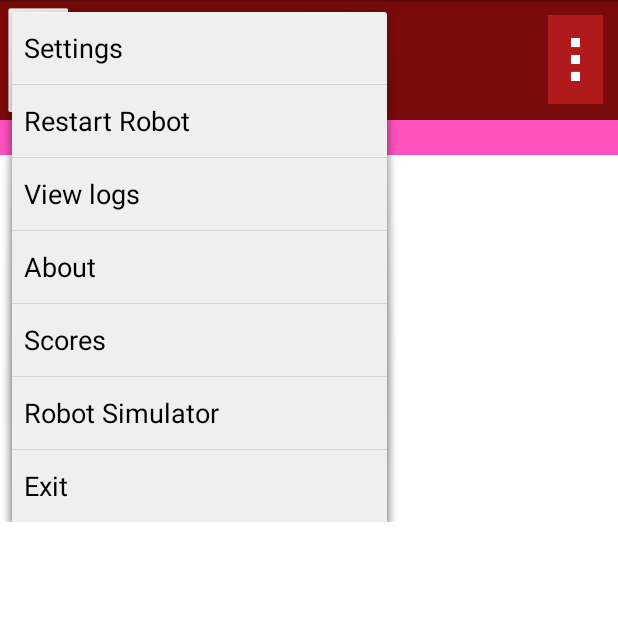
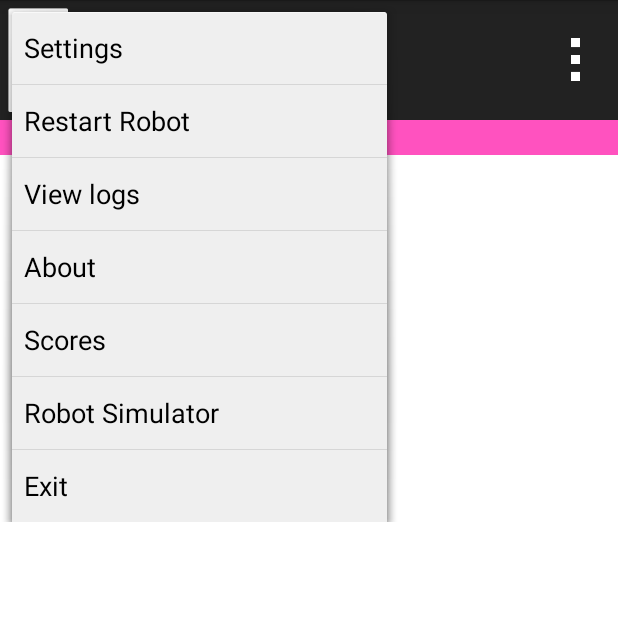
Before and after one commit to GoldfishPi/Riven, an Android app: the screen it shows after launch (FtcRobotControllerActivity), after a tap on "menu_buttons", on a phone screen of 412 x 824 dp, the top half of it. Run offline under Robolectric (Android 15) with nearby library versions, the phone set to English and light mode, and no system bars; libraries missing offline, so code that uses them is left out: com.qualcomm.robotcore; 14 statements that could not run were skipped.

```diff
--- a/FtcRobotController/src/main/java/com/qualcomm/ftcrobotcontroller/opmodes/customops/TeleOp/DriverOp.java
+++ b/FtcRobotController/src/main/java/com/qualcomm/ftcrobotcontroller/opmodes/customops/TeleOp/DriverOp.java
@@ -144,7 +144,7 @@ public class DriverOp extends OpMode {
 
 
 
-    public void controllerOne()//Living organism velocitys extender and phasing oscillation neutralizing neon elliptical yielder
+    public void controllerOne()//Living organism velocitys extender and phasing oscillation neutralizingsu   elliptical yielder
     {
 
 
--- a/FtcRobotController/src/main/res/layout/activity_ftc_controller.xml
+++ b/FtcRobotController/src/main/res/layout/activity_ftc_controller.xml
@@ -45,7 +45,7 @@ OF THIS SOFTWARE, EVEN IF ADVISED OF THE POSSIBILITY OF SUCH DAMAGE.
     android:id="@+id/top_bar"
     android:layout_width="fill_parent"
     android:layout_height="80dp"
-    android:background="#7b0b0b">
+    android:background="@color/grey">
     <ImageView
       android:id="@+id/robotIcon"
       android:layout_width="40dp"
@@ -73,7 +73,7 @@ OF THIS SOFTWARE, EVEN IF ADVISED OF THE POSSIBILITY OF SUCH DAMAGE.
       android:layout_width="wrap_content"
       android:layout_height="wrap_content"
       android:src="@drawable/icon_menu"
-      android:background="#b01a1a"
+      android:background="@color/grey"
       android:padding="15dp"
       android:adjustViewBounds="true"
       android:layout_alignParentRight="true"
--- a/FtcRobotController/src/main/res/values/colors.xml
+++ b/FtcRobotController/src/main/res/values/colors.xml
@@ -45,4 +45,5 @@ OF THIS SOFTWARE, EVEN IF ADVISED OF THE POSSIBILITY OF SUCH DAMAGE.
   <color name="transparent_color">#00000000</color>
   <color name="pink">#ff52bf</color>
   <color name="random">#000000</color>
+  <color name="grey">#222222</color>
 </resources>
```
